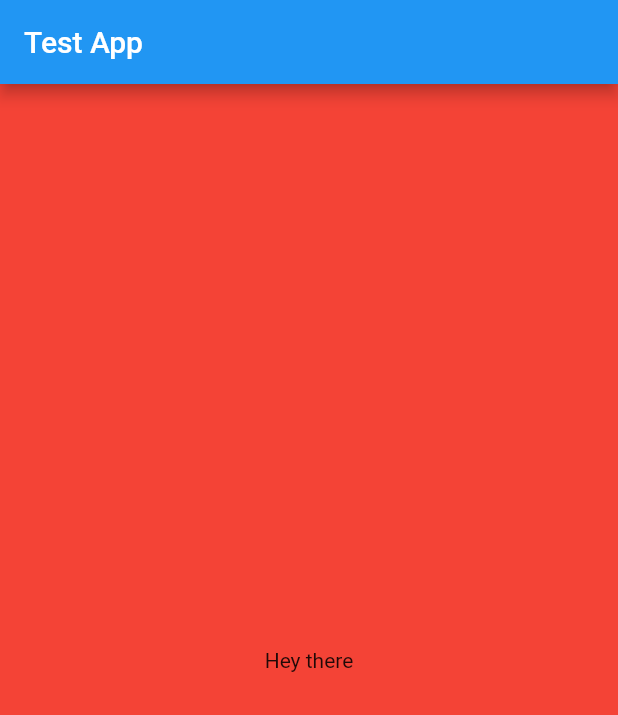
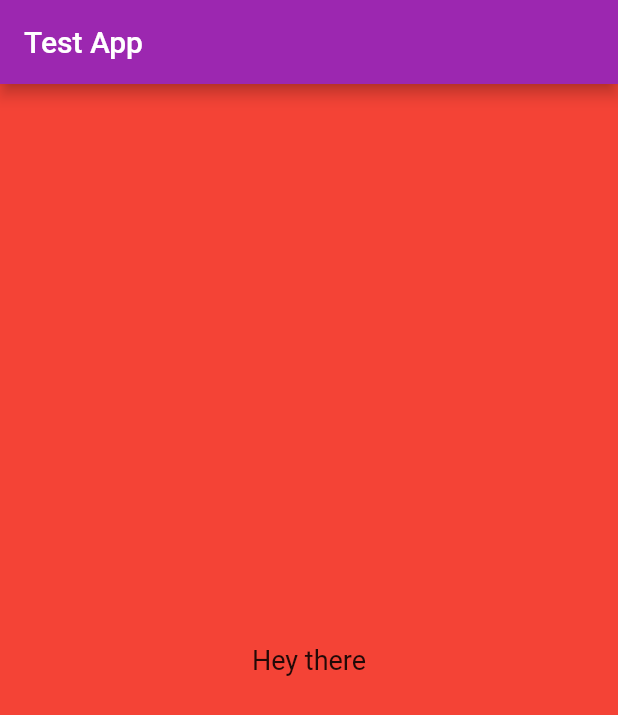
Before and after one commit to Hohrenda/test_app, a Flutter app: the screen it shows after launch, on a phone screen of 412 x 824 dp. Shown: the top 715 px of the screen. Run offline on Flutter 3.47's test engine with Material 2 defaults, Android fonts, the phone set to English and light mode, and no system bars.

Commit message:
Intital commit

```diff
--- a/lib/main.dart
+++ b/lib/main.dart
@@ -11,7 +11,7 @@ class MyApp extends StatelessWidget {
     return MaterialApp(
       title: 'Flutter test app',
       theme: ThemeData(
-        primarySwatch: Colors.blue,
+        primarySwatch: Colors.purple,
       ),
       home: MyHomePage(title: 'Test App'),
     );
@@ -28,12 +28,12 @@ class MyHomePage extends StatefulWidget {
 
 class _MyHomePageState extends State<MyHomePage> {
   Color _color = Colors.red;
-  Random rand = new Random();
+  Random _rand = new Random();
 
   void _changeColor() {
     setState(() {
       _color = Color.fromRGBO(
-          rand.nextInt(255), rand.nextInt(255), rand.nextInt(255), 1);
+          _rand.nextInt(256), _rand.nextInt(256), _rand.nextInt(256), _rand.nextDouble());
     });
   }
 
@@ -46,7 +46,11 @@ class _MyHomePageState extends State<MyHomePage> {
       ),
       body: InkWell(
           onTap: _changeColor,
-          child: Center(child: Text('Hey there'))),
+          child: Center(
+              child: Text(
+            'Hey there',
+            style: TextStyle(fontSize: 18),
+          ))),
     );
   }
 }
```
